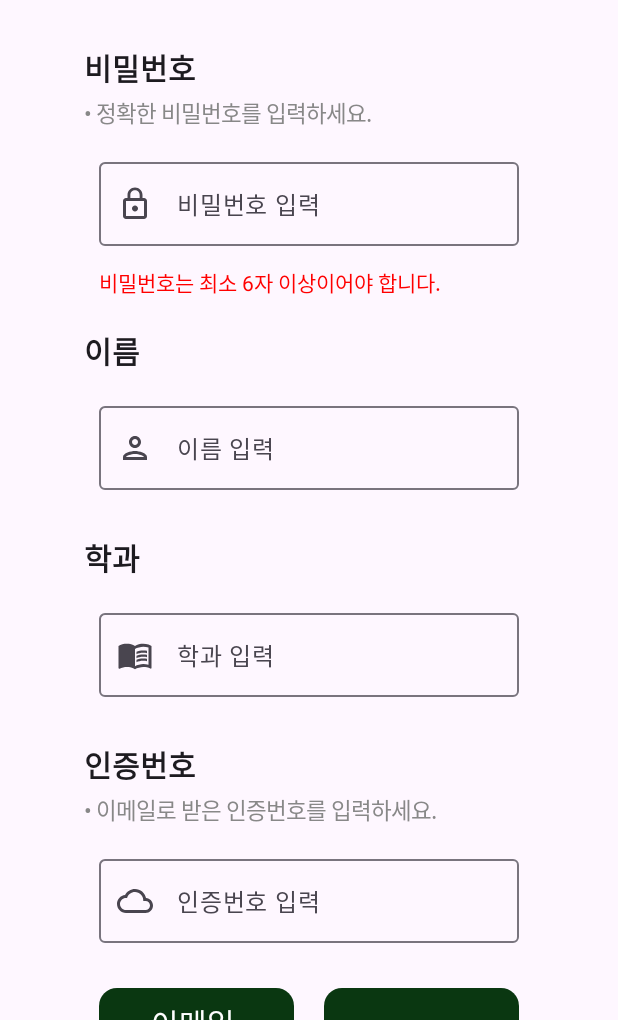
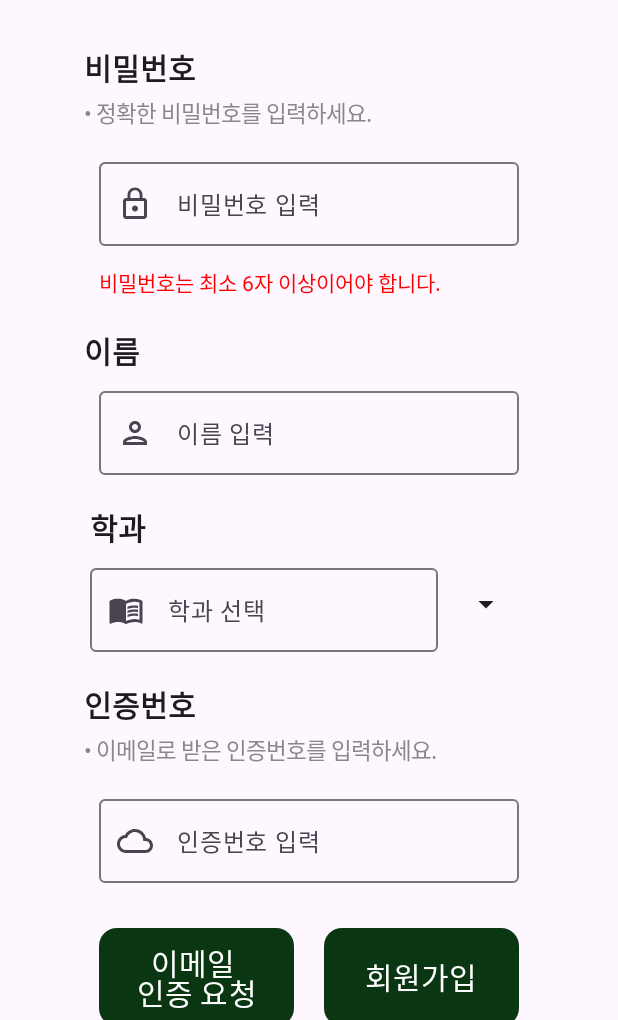
Before and after one commit to KuClubApplication/KuClubApp, an Android app built with Jetpack Compose: the RegisterScreen screen opened through its navigation route, on a phone screen of 412 x 824 dp, the part 216-1236 px from its top. Run offline under Robolectric (Android 15) with nearby library versions, the phone set to English and light mode, and no system bars; our stand-ins replace Firebase (no records; nobody signed in at launch, a user with empty details on screens opened directly).

Commit message:
학과 입력 드롭다운 박스로 수정 (DB에 정상적으로 들어가는지 확인 필요)

```diff
--- a/app/src/main/java/com/example/kuclubapp/screens/RegisterScreen.kt
+++ b/app/src/main/java/com/example/kuclubapp/screens/RegisterScreen.kt
@@ -5,15 +5,21 @@ import androidx.compose.foundation.layout.Arrangement
 import androidx.compose.foundation.layout.Column
 import androidx.compose.foundation.layout.Row
 import androidx.compose.foundation.layout.fillMaxSize
+import androidx.compose.foundation.layout.fillMaxWidth
 import androidx.compose.foundation.layout.height
+import androidx.compose.foundation.layout.heightIn
 import androidx.compose.foundation.layout.padding
+import androidx.compose.foundation.layout.size
 import androidx.compose.foundation.layout.width
 import androidx.compose.foundation.rememberScrollState
 import androidx.compose.foundation.text.KeyboardOptions
 import androidx.compose.foundation.verticalScroll
 import androidx.compose.material3.Button
 import androidx.compose.material3.ButtonDefaults
+import androidx.compose.material3.DropdownMenu
+import androidx.compose.material3.DropdownMenuItem
 import androidx.compose.material3.Icon
+import androidx.compose.material3.IconButton
 import androidx.compose.material3.MaterialTheme
 import androidx.compose.material3.OutlinedTextField
 import androidx.compose.material3.Text
@@ -76,8 +82,13 @@ fun RegisterScreen(navController: NavHostController, navUserViewModel: NavUserVi
 
     val passwordRegex = Regex("^.{6,}\$")
 
+    var expanded by remember { mutableStateOf(false) }
+    var selectedMajor by remember { mutableStateOf("") }
+
     Column(
-        modifier = Modifier.fillMaxSize().verticalScroll(rememberScrollState()),
+        modifier = Modifier
+            .fillMaxSize()
+            .verticalScroll(rememberScrollState()),
         verticalArrangement = Arrangement.Center,
         horizontalAlignment = Alignment.CenterHorizontally
     ) {
@@ -187,7 +198,7 @@ fun RegisterScreen(navController: NavHostController, navUserViewModel: NavUserVi
                     )
                 },
                 keyboardOptions = KeyboardOptions(imeAction = ImeAction.Next),
-                modifier = Modifier.padding(10.dp)
+                modifier = Modifier.padding(horizontal = 10.dp)
             )
         }
 
@@ -200,22 +211,66 @@ fun RegisterScreen(navController: NavHostController, navUserViewModel: NavUserVi
                 style = TextStyle(
                     fontSize = 20.sp,
                     fontWeight = FontWeight.ExtraBold
-                )
+                ),
+                modifier = Modifier.padding(horizontal = 50.dp)
             )
 
+            Row(
+                verticalAlignment = Alignment.CenterVertically,
+                modifier = Modifier
+                    .padding(horizontal = 50.dp)
+                    .fillMaxWidth()
+            ) {
                 OutlinedTextField(
-                value = userMajor?:"",
-                onValueChange = { userMajor = it },
-                label = { Text("학과 입력") },
+                    value = selectedMajor,
+                    onValueChange = { selectedMajor = it },
+                    label = { Text("학과 선택") },
                     leadingIcon = {
                         Icon(
                             imageVector = ImageVector.vectorResource(id = R.drawable.baseline_menu_book_24),
                             contentDescription = "major_icon"
                         )
                     },
-                keyboardOptions = KeyboardOptions(imeAction = ImeAction.Next),
-                modifier = Modifier.padding(10.dp)
+                    keyboardOptions = KeyboardOptions(imeAction = ImeAction.Done),
+                    modifier = Modifier
+                        .weight(1f)
+                        .padding(end = 4.dp),
+                    readOnly = true
                 )
+
+                IconButton(
+                    onClick = { expanded = !expanded },
+                    modifier = Modifier
+                        .size(56.dp)
+                ) {
+                    Icon(
+                        imageVector = ImageVector.vectorResource(id = R.drawable.baseline_arrow_drop_down_24),
+                        contentDescription = "dropdown_icon"
+                    )
+                }
+            }
+
+            DropdownMenu(
+                expanded = expanded,
+                onDismissRequest = { expanded = false },
+                modifier = Modifier
+                    .width(200.dp)
+                    .fillMaxWidth()
+                    .heightIn(max = 200.dp)
+            ) {
+                listOf("컴퓨터공학부", "국어국문학과", "영어영문학과", "중어중문학과", "철학과", "사학과",
+                    "지리학과", "미디어커뮤니케이션학과", "문화콘텐츠학과", "수학과", "물리학과", "화학과",
+                    "건축학부", "사회환경공학부", "기계항공공학부", "전기전자공학부", "화학공학부",
+                    "산업공학과", "생물공학과").forEach { major ->
+                    DropdownMenuItem(
+                        text = { Text(major) },
+                        onClick = {
+                            selectedMajor = major
+                            expanded = false
+                        }
+                    )
+                }
+            }
         }
 
         Column(
--- /dev/null
+++ b/app/src/main/res/drawable/baseline_arrow_drop_down_24.xml
@@ -0,0 +1,5 @@
+<vector xmlns:android="http://schemas.android.com/apk/res/android" android:height="24dp" android:tint="#6C6C6B" android:viewportHeight="24" android:viewportWidth="24" android:width="24dp">
+
+    <path android:fillColor="@android:color/white" android:pathData="M7,10l5,5 5,-5z"/>
+
+</vector>
```
Lines whose indentation alone changed are shown as unchanged.
